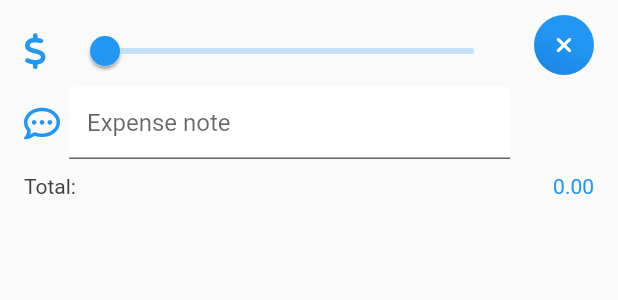
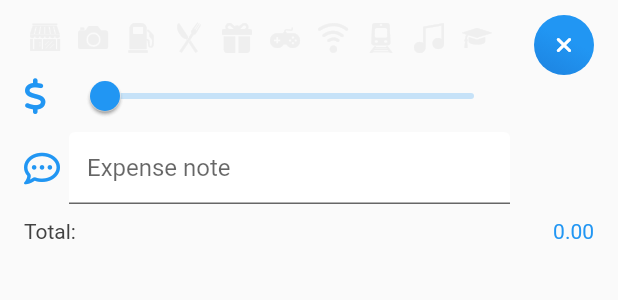
Before and after one commit to lamarios/SpendSpentSpent, a Flutter app: the RightColumn widget shown alone on an empty page, opened directly, after a tap on an icon or button, on a phone screen of 412 x 824 dp. Shown: the top 300 px of the screen. Run offline on Flutter 3.47's test engine with Material 2 defaults, Android fonts, the phone set to English and light mode, and no system bars; drawn by our look-alikes of flutter_platform_widgets; our stand-ins replace after_layout, carousel_slider, fl_chart, flutter_fadein, flutter_map, fluttertoast and 8 more; missing offline and left inert: drag_and_drop_lists, fbroadcast_nullsafety, flutter_settings_ui; accounts and stored records are empty.

Commit message:
set bounds of search values based on the selected category

```diff
--- /dev/null
+++ b/src/main/app/lib/components/dummies/dummySearchCategories.dart
@@ -0,0 +1,39 @@
+import 'package:flutter/cupertino.dart';
+import 'package:spend_spent_spent/components/dummies/DummyFade.dart';
+import 'package:spend_spent_spent/globals.dart';
+import 'package:spend_spent_spent/models/appColors.dart';
+import 'package:spend_spent_spent/utils/colorUtils.dart';
+
+import '../../icons.dart';
+
+class DummySearchCategories extends StatelessWidget {
+  @override
+  Widget build(BuildContext context) {
+    List<String> icons = ['restaurant', 'camera', 'gas', 'food', 'gift', 'games', 'internet', 'train', 'music', 'school'];
+    AppColors colors = get(context);
+    return Row(
+      children: [
+        Expanded(
+          child: DummyFade(
+            child: SingleChildScrollView(
+              physics: BouncingScrollPhysics(),
+              scrollDirection: Axis.horizontal,
+              child: Row(
+                  children: icons.map((c) {
+                return Padding(
+                  padding: const EdgeInsets.only(right: 4.0),
+                  child: Container(
+                    child: Padding(
+                      padding: const EdgeInsets.all(4.0),
+                      child: getIcon(c, color: colors.dummy, size: 20),
+                    ),
+                  ),
+                );
+              }).toList()),
+            ),
+          ),
+        )
+      ],
+    );
+  }
+}
--- a/src/main/app/lib/components/rightColumn/search.dart
+++ b/src/main/app/lib/components/rightColumn/search.dart
@@ -5,6 +5,7 @@ import 'package:flutter/cupertino.dart';
 import 'package:flutter/material.dart';
 import 'package:flutter_platform_widgets/flutter_platform_widgets.dart';
 import 'package:font_awesome_flutter/font_awesome_flutter.dart';
+import 'package:spend_spent_spent/components/dummies/DummySearchCategories.dart';
 import 'package:spend_spent_spent/globals.dart';
 import 'package:spend_spent_spent/icons.dart';
 import 'package:spend_spent_spent/models/appColors.dart';
@@ -32,16 +33,20 @@ class SearchState extends State<Search> with AfterLayoutMixin {
   Debouncer debouncer = Debouncer(milliseconds: 1000);
 
   getSearchParameters() {
-    service.getSearchParameters().then((value) {
+    int? categoryId;
+    if (this.searchParameters.categories.length > 0) {
+      categoryId = this.searchParameters.categories[0].id;
+    }
+
+    service.getSearchParameters(categoryId).then((value) {
       setState(() {
-        this.searchParameters = SearchParameters(categories: [], maxAmount: value.maxAmount, minAmount: value.minAmount, note: value.note);
+        this.searchParameters = SearchParameters(categories: searchParameters.categories, maxAmount: value.maxAmount, minAmount: value.minAmount, note: searchParameters.note);
         this.searchParametersBounds = SearchParameters(categories: value.categories, maxAmount: value.maxAmount, minAmount: value.minAmount, note: "");
       });
     });
   }
 
   updateRange(RangeValues range) {
-    print(range);
     SearchParameters params = this.searchParameters;
     params.minAmount = range.start.floor();
     params.maxAmount = range.end.ceil();
@@ -67,6 +72,7 @@ class SearchState extends State<Search> with AfterLayoutMixin {
     setState(() {
       this.searchParameters = params;
       debouncer.run(() => widget.search(searchParameters));
+      getSearchParameters();
     });
   }
 
@@ -88,7 +94,11 @@ class SearchState extends State<Search> with AfterLayoutMixin {
           Row(
             children: [
               Expanded(
-                child: SingleChildScrollView(
+                child: AnimatedCrossFade(
+                  duration: panelTransition,
+                  crossFadeState: searchParametersBounds.categories.length == 0 ? CrossFadeState.showFirst : CrossFadeState.showSecond,
+                  firstChild: DummySearchCategories(),
+                  secondChild: SingleChildScrollView(
                     physics: BouncingScrollPhysics(),
                     scrollDirection: Axis.horizontal,
                     child: Row(
@@ -109,6 +119,7 @@ class SearchState extends State<Search> with AfterLayoutMixin {
                         ),
                       );
                     }).toList()),
+                  ),
                 ),
               )
             ],
--- a/src/main/app/lib/globals.dart
+++ b/src/main/app/lib/globals.dart
@@ -9,7 +9,7 @@ import 'package:intl/intl.dart';
 import 'package:spend_spent_spent/service.dart';
 
 Service service = new Service();
-const MIN_BACKEND_VERSION = 66;
+const MIN_BACKEND_VERSION = 67;
 
 const BorderRadius defaultBorder = BorderRadius.all(Radius.circular(15));
 const defaultPadding = 20.0;
--- a/src/main/app/lib/service.dart
+++ b/src/main/app/lib/service.dart
@@ -497,12 +497,14 @@ class Service {
     return true;
   }
 
-  Future<SearchParameters> getSearchParameters() async {
-      final response = await http.get(await this.formatUrl(SEARCH), headers: headers);
-      processResponse(response);
-      Map<String, dynamic> map = jsonDecode(response.body);
+  Future<SearchParameters> getSearchParameters(int? categoryId) async {
+    String url = '${SEARCH}${categoryId != null ? '?category_id=' + categoryId.toString() : ''}';
+    print(url);
+    final response = await http.get(await this.formatUrl(url), headers: headers);
+    processResponse(response);
+    Map<String, dynamic> map = jsonDecode(response.body);
 
-      return SearchParameters.fromJson(map);
+    return SearchParameters.fromJson(map);
   }
 
   Future<Map<String, DayExpense>> search(SearchParameters params) async {
--- a/src/main/app/lib/views/rigtColumn.dart
+++ b/src/main/app/lib/views/rigtColumn.dart
@@ -140,13 +140,15 @@ class RightColumnState extends State<RightColumn> with AfterLayoutMixin {
               Expanded(
                   child: Padding(
                 padding: const EdgeInsets.symmetric(horizontal: 8.0, vertical: 2),
-                child: AnimatedSwitcher(
+                child: AnimatedCrossFade(
+                  sizeCurve: Curves.easeInOutQuad,
+
+                  crossFadeState: this.searchMode ? CrossFadeState.showFirst : CrossFadeState.showSecond,
                   duration: panelTransition,
-                  child: this.searchMode
-                      ? Search(
+                  firstChild: Search(
                     search: this.search,
-                        )
-                      : Container(
+                  ),
+                  secondChild: Container(
                     decoration: BoxDecoration(
                       borderRadius: BorderRadius.all(Radius.circular(25)),
                       gradient: defaultGradient(context),
--- a/src/main/app/pubspec.yaml
+++ b/src/main/app/pubspec.yaml
@@ -15,7 +15,7 @@ publish_to: 'none' # Remove this line if you wish to publish to pub.dev
 # In iOS, build-name is used as CFBundleShortVersionString while build-number used as CFBundleVersion.
 # Read more about iOS versioning at
 # https://developer.apple.com/library/archive/documentation/General/Reference/InfoPlistKeyReference/Articles/CoreFoundationKeys.html
-version: 1.3.0+66
+version: 1.3.1+67
 
 environment:
   sdk: ">=2.12.0 <3.0.0"
```
Also changed, not shown: 3 other files. Lines whose indentation alone changed are shown as unchanged.
